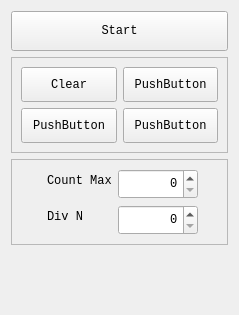
Old version of the form src/ui/ControlPanel/controlpanel.ui in the repository somabuggy2020/ONGAProject.
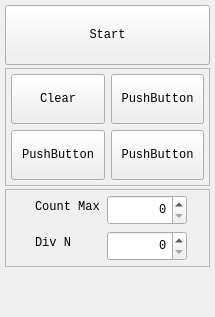
New version of the form.

Patch:
```diff
--- a/src/ui/ControlPanel/controlpanel.ui
+++ b/src/ui/ControlPanel/controlpanel.ui
@@ -6,8 +6,8 @@
    <rect>
     <x>0</x>
     <y>0</y>
-    <width>239</width>
-    <height>315</height>
+    <width>215</width>
+    <height>317</height>
    </rect>
   </property>
   <property name="font">
@@ -19,12 +19,27 @@
    <string>Form</string>
   </property>
   <layout class="QVBoxLayout" name="verticalLayout">
+   <property name="spacing">
+    <number>3</number>
+   </property>
+   <property name="leftMargin">
+    <number>5</number>
+   </property>
+   <property name="topMargin">
+    <number>5</number>
+   </property>
+   <property name="rightMargin">
+    <number>5</number>
+   </property>
+   <property name="bottomMargin">
+    <number>5</number>
+   </property>
    <item>
     <widget class="QPushButton" name="btnStart">
      <property name="minimumSize">
       <size>
        <width>90</width>
-       <height>40</height>
+       <height>60</height>
       </size>
      </property>
      <property name="text">
@@ -41,12 +56,24 @@
       <enum>QFrame::Raised</enum>
      </property>
      <layout class="QGridLayout" name="gridLayout">
+      <property name="leftMargin">
+       <number>5</number>
+      </property>
+      <property name="topMargin">
+       <number>5</number>
+      </property>
+      <property name="rightMargin">
+       <number>5</number>
+      </property>
+      <property name="bottomMargin">
+       <number>5</number>
+      </property>
       <item row="0" column="0">
        <widget class="QPushButton" name="btnClear">
         <property name="minimumSize">
          <size>
           <width>0</width>
-          <height>35</height>
+          <height>50</height>
          </size>
         </property>
         <property name="text">
@@ -59,7 +86,7 @@
         <property name="minimumSize">
          <size>
           <width>0</width>
-          <height>35</height>
+          <height>50</height>
          </size>
         </property>
         <property name="text">
@@ -72,7 +99,7 @@
         <property name="minimumSize">
          <size>
           <width>0</width>
-          <height>35</height>
+          <height>50</height>
          </size>
         </property>
         <property name="text">
@@ -85,7 +112,7 @@
         <property name="minimumSize">
          <size>
           <width>0</width>
-          <height>35</height>
+          <height>50</height>
          </size>
         </property>
         <property name="text">
@@ -111,6 +138,21 @@
       <property name="formAlignment">
        <set>Qt::AlignHCenter|Qt::AlignTop</set>
       </property>
+      <property name="horizontalSpacing">
+       <number>7</number>
+      </property>
+      <property name="leftMargin">
+       <number>5</number>
+      </property>
+      <property name="topMargin">
+       <number>5</number>
+      </property>
+      <property name="rightMargin">
+       <number>5</number>
+      </property>
+      <property name="bottomMargin">
+       <number>5</number>
+      </property>
       <item row="0" column="0">
        <widget class="QLabel" name="label">
         <property name="text">
```
